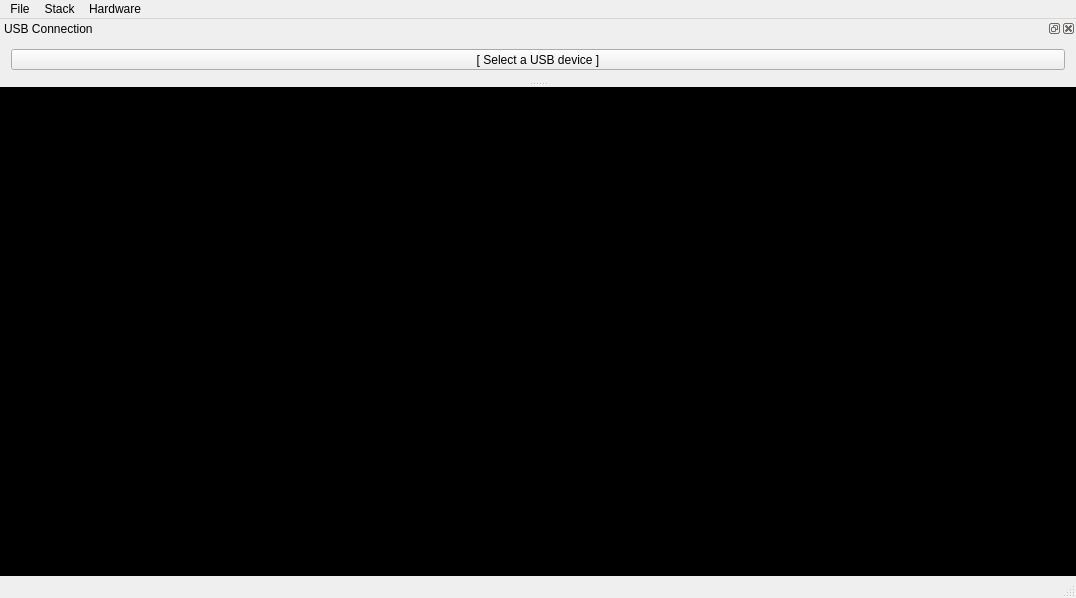
c3d/db48x-from-newrpl, file mainwindow.ui: the form before one commit.
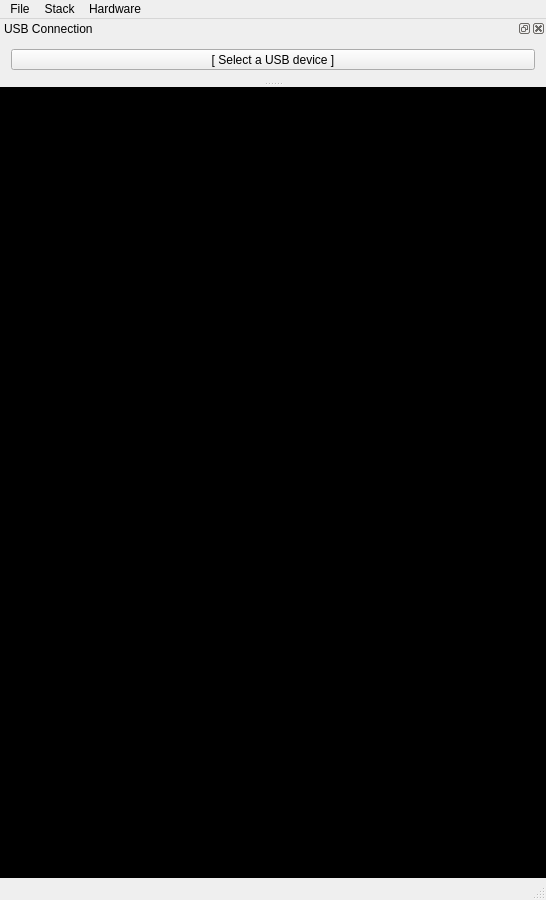
The form after the commit. Icons and pictures are not drawn. Custom widgets are drawn as their Qt base class.

Commit message: Improved auto resizing of screen.

```diff
--- a/mainwindow.ui
+++ b/mainwindow.ui
@@ -6,8 +6,8 @@
    <rect>
     <x>0</x>
     <y>0</y>
-    <width>1076</width>
-    <height>598</height>
+    <width>546</width>
+    <height>900</height>
    </rect>
   </property>
   <property name="focusPolicy">
@@ -26,25 +26,25 @@
    <property name="styleSheet">
     <string notr="true">background: black;</string>
    </property>
-   <layout class="QHBoxLayout" name="horizontalLayout">
-    <item alignment="Qt::AlignTop">
+   <layout class="QVBoxLayout" name="verticalLayout">
+    <item>
      <widget class="QEmuScreen" name="EmuScreen">
       <property name="sizePolicy">
-       <sizepolicy hsizetype="Fixed" vsizetype="Fixed">
+       <sizepolicy hsizetype="Maximum" vsizetype="Fixed">
         <horstretch>0</horstretch>
         <verstretch>0</verstretch>
        </sizepolicy>
       </property>
       <property name="minimumSize">
        <size>
-        <width>528</width>
-        <height>364</height>
+        <width>132</width>
+        <height>91</height>
        </size>
       </property>
       <property name="maximumSize">
        <size>
-        <width>528</width>
-        <height>364</height>
+        <width>1056</width>
+        <height>728</height>
        </size>
       </property>
       <property name="focusPolicy">
@@ -70,7 +70,7 @@
     <item>
      <widget class="QPushButton" name="KeybImage">
       <property name="sizePolicy">
-       <sizepolicy hsizetype="Minimum" vsizetype="Minimum">
+       <sizepolicy hsizetype="Expanding" vsizetype="Expanding">
         <horstretch>0</horstretch>
         <verstretch>0</verstretch>
        </sizepolicy>
@@ -83,7 +83,7 @@
       </property>
       <property name="maximumSize">
        <size>
-        <width>464</width>
+        <width>16777215</width>
         <height>16777215</height>
        </size>
       </property>
@@ -118,8 +118,8 @@
     <rect>
      <x>0</x>
      <y>0</y>
-     <width>1076</width>
-     <height>19</height>
+     <width>546</width>
+     <height>20</height>
     </rect>
    </property>
    <widget class="QMenu" name="menuFile">
```
Left out of the diff: 2 changed lines with no effect on the pictures. The commit also changes 5 other files.
